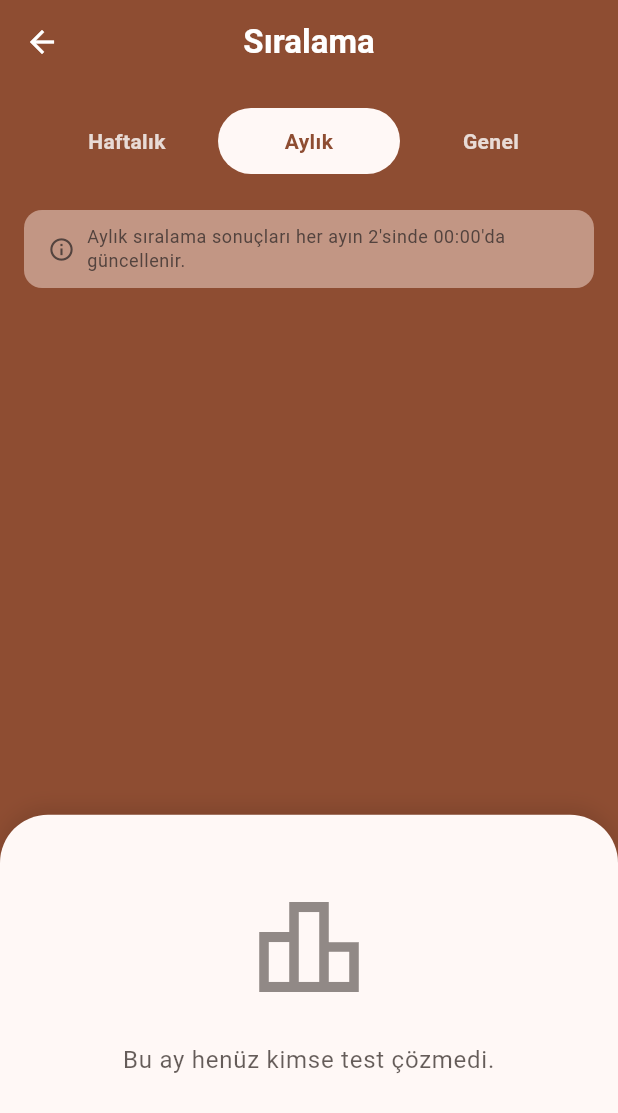
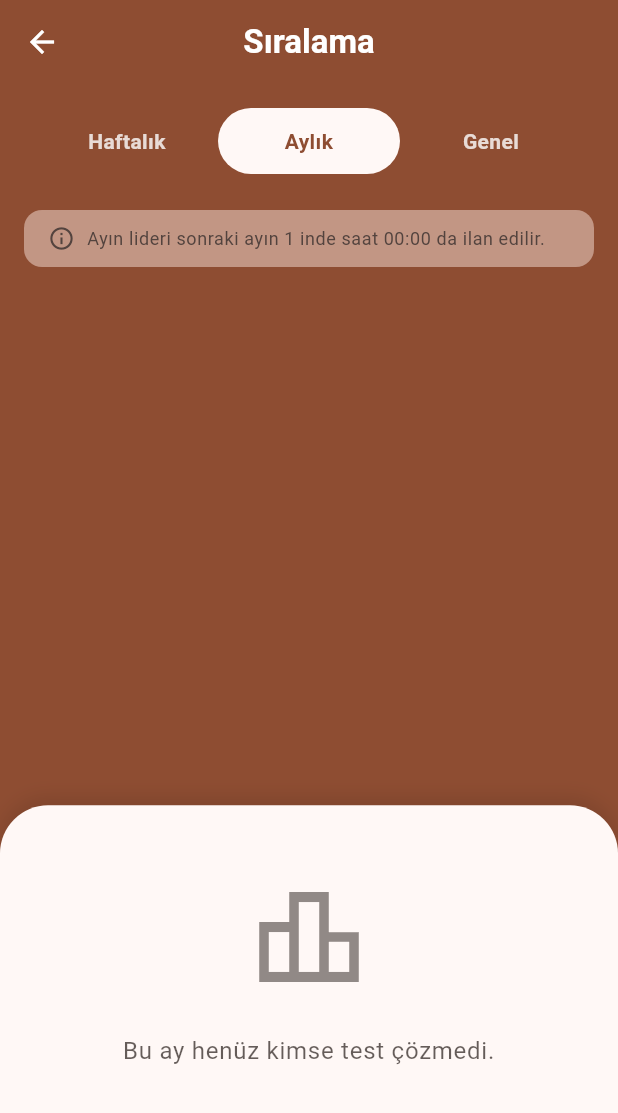
Before and after one commit to mtayfunatmaca-ship-it/bilgi_yarismasi, a Flutter app: the LeaderboardScreen screen opened directly, after a tap on "Aylık", on a phone screen of 412 x 824 dp. Shown: the top 1113 px of the screen. Run offline on Flutter 3.47's test engine with Material 3 defaults, Android fonts, the phone set to English and light mode, and no system bars; our stand-ins replace cloud_firestore, confetti, connectivity_plus, firebase_analytics, firebase_auth, firebase_core and 7 more; accounts and stored records are empty.

Commit message:
Update leaderboard_screen.dart

```diff
--- a/lib/screens/leaderboard_screen.dart
+++ b/lib/screens/leaderboard_screen.dart
@@ -30,6 +30,8 @@ class _LeaderboardScreenState extends State<LeaderboardScreen>
   Stream<QuerySnapshot>? _monthlyStream;
 
   late ConfettiController _confettiController;
+
+  // --- Kullanılmayan state değişkenleri kaldırıldı ---
 
   @override
   void initState() {
@@ -137,7 +139,7 @@ class _LeaderboardScreenState extends State<LeaderboardScreen>
     super.dispose();
   }
 
-  // === build METODU (GÜNCELLENDİ) ===
+  // === build METODU (GÜNCEL) ===
   @override
   Widget build(BuildContext context) {
     final String? currentUserId = _authService.currentUser?.uid;
@@ -191,7 +193,7 @@ class _LeaderboardScreenState extends State<LeaderboardScreen>
                           podiumShadowColor: podiumShadowColor,
                         ),
                         timingCard: _buildTimingInfoCard(
-                          'Haftalık sıralama sonuçları her Pazartesi 00:00\'da güncellenir.',
+                          'Haftanın lideri pazar günü saat 00.00 da yayınlanır.',
                           colorScheme,
                         ),
                       ),
@@ -209,7 +211,7 @@ class _LeaderboardScreenState extends State<LeaderboardScreen>
                           podiumShadowColor: podiumShadowColor,
                         ),
                         timingCard: _buildTimingInfoCard(
-                          'Aylık sıralama sonuçları her ayın 2\'sinde 00:00\'da güncellenir.',
+                          'Ayın lideri sonraki ayın 1 inde saat 00:00 da ilan edilir.',
                           colorScheme,
                         ),
                       ),
@@ -261,16 +263,12 @@ class _LeaderboardScreenState extends State<LeaderboardScreen>
   }
   // === build METODU SONU ===
 
-  // === YENİ VE YARDIMCI WIDGET'LAR ===
-
   // Liderlik sekmesini (başlıklı veya başlıksız) oluşturan ana widget
   Widget _buildLeaderboardTab({
     required Widget content,
     Widget? header,
     required Widget timingCard,
   }) {
-    // Burada DraggableScrollableSheet'in başlangıç yüksekliğine müdahale etmiyoruz.
-    // timingCard da Column'un bir parçası olarak kalıyor.
     return Column(
       children: [
         if (header != null) header,
@@ -314,8 +312,9 @@ class _LeaderboardScreenState extends State<LeaderboardScreen>
 
   // Geçen Haftanın Lideri Kartı
   Widget _buildWeeklyWinnerCard(ColorScheme colorScheme, TextTheme textTheme) {
+    // HAFTALIK İLAN GÜNÜ KONTROLÜ: Sadece Pazar günü göster. (Dart'ta Pazar=7)
     bool showWinnerCard = DateTime.now().weekday == DateTime.sunday;
-    if (!showWinnerCard) {
+    if (!showWinnerCard || _currentSegment != 0) {
       return const SizedBox.shrink();
     }
 
@@ -332,9 +331,11 @@ class _LeaderboardScreenState extends State<LeaderboardScreen>
         final int puan = (data['puan'] as num? ?? 0).toInt();
         final bool isPro = data['isPro'] ?? false;
 
+        // --- KRİTİK KONFETİ DÜZELTMESİ BURADA (Hata almamak için sadece play) ---
         WidgetsBinding.instance.addPostFrameCallback((_) {
-          if (mounted) _confettiController.play();
+          _confettiController.play();
         });
+        // --- DÜZELTME BİTTİ ---
 
         return Container(
           padding: const EdgeInsets.all(16),
@@ -434,9 +435,11 @@ class _LeaderboardScreenState extends State<LeaderboardScreen>
         final int puan = (data['puan'] as num? ?? 0).toInt();
         final bool isPro = data['isPro'] ?? false;
 
+        // --- KRİTİK KONFETİ DÜZELTMESİ BURADA (Hata almamak için sadece play) ---
         WidgetsBinding.instance.addPostFrameCallback((_) {
-          if (mounted) _confettiController.play();
+          _confettiController.play();
         });
+        // --- DÜZELTME BİTTİ ---
 
         return Container(
           padding: const EdgeInsets.all(16),
@@ -558,6 +561,8 @@ class _LeaderboardScreenState extends State<LeaderboardScreen>
               _podiumAnimationController.forward();
               _listAnimationController.forward();
             });
+            // Konfeti kontrolcüsünü segment değiştiğinde durdur
+            _confettiController.stop();
           }
         },
         child: AnimatedContainer(
```
